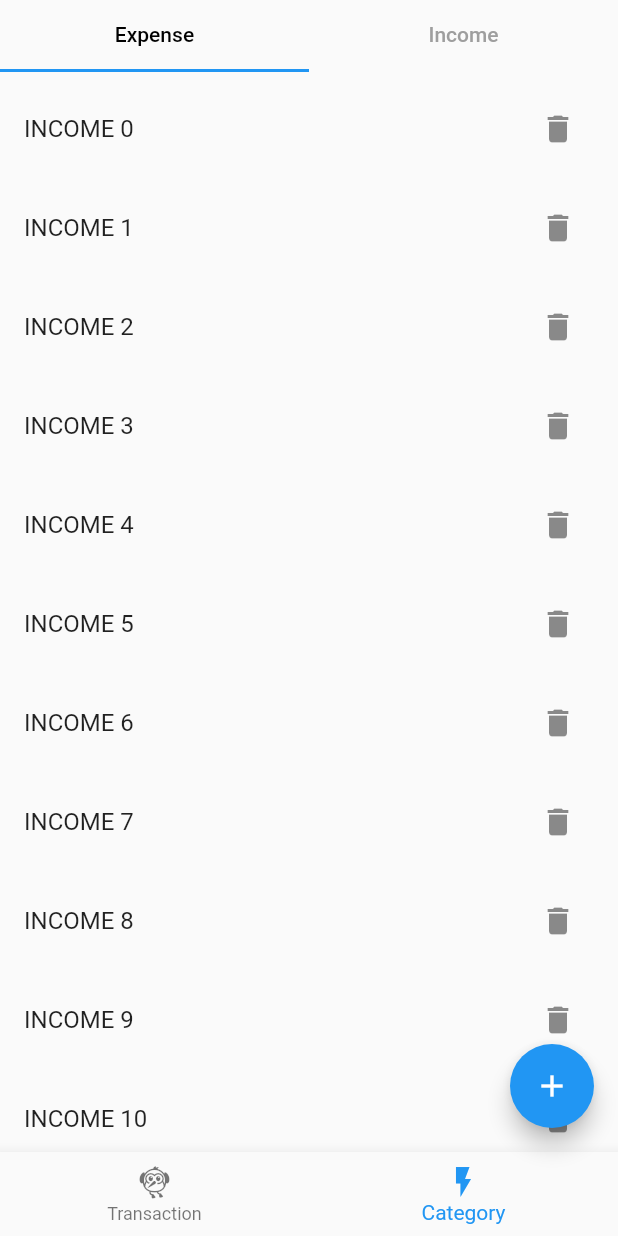
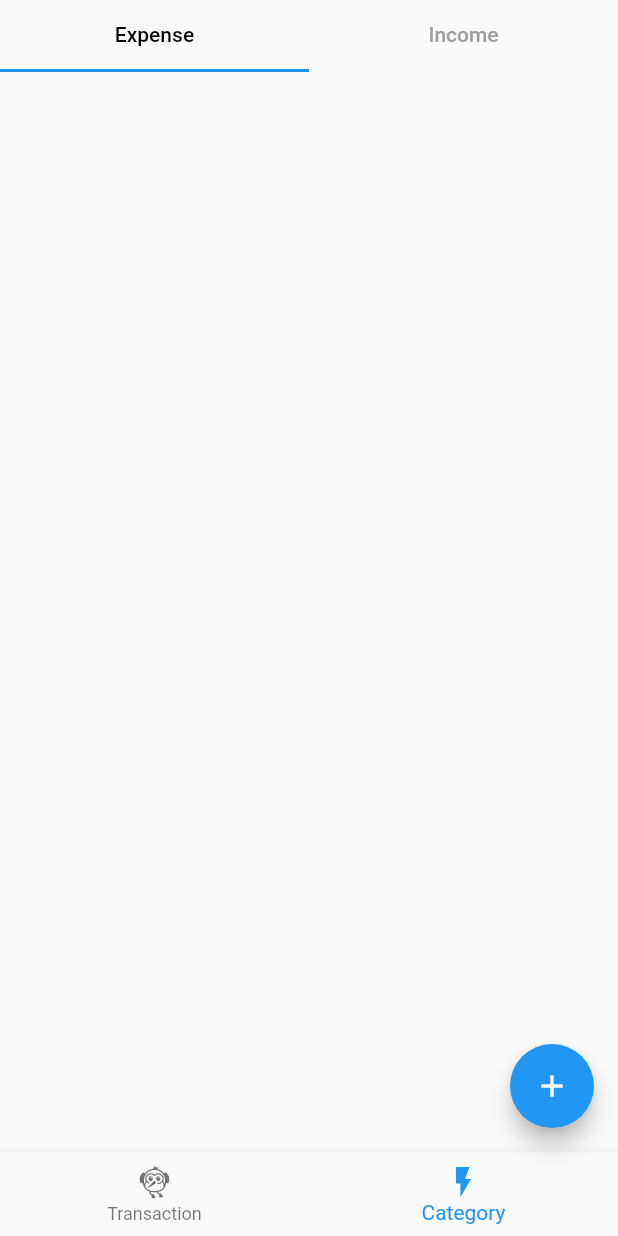
Before and after one commit to Akhil-ps-dev/learning_2, a Flutter app: the screen it shows after launch, item 2 of the bottom bar chosen, on a phone screen of 412 x 824 dp. Run offline on Flutter 3.47's test engine with Material 2 defaults, Android fonts, the phone set to English and light mode, and no system bars; our stand-ins replace hive_flutter; accounts and stored records are empty.

Commit message:
added income cate

```diff
--- a/lib/screens/category/income_cat_list.dart
+++ b/lib/screens/category/income_cat_list.dart
@@ -1,4 +1,7 @@
 import 'package:flutter/material.dart';
+import 'package:sample_6/db/category/cartegory_db.dart';
+
+import '../../models/category_model.dart';
 
 class Income extends StatelessWidget {
   const Income({super.key});
@@ -6,17 +9,28 @@ class Income extends StatelessWidget {
   @override
   Widget build(BuildContext context) {
     return Scaffold(
-        body: ListView.separated(
-            itemBuilder: (ctx, index) => SizedBox(
+      body: ValueListenableBuilder(
+        valueListenable: CategoryDb().incomeNotifier,
+        builder: (BuildContext ctx, List<CategoryModel> newlist, Widget? _) {
+          return ListView.separated(
+              separatorBuilder: (ctx, index) {
+                return const SizedBox(
                   height: 10,
-                ),
-            separatorBuilder: ((ctx, index) => ListTile(
-                  title: Text("INCOME $index"),
+                );
+              },
+              itemBuilder: ((ctx, index) {
+                final category = newlist[index];
+                return ListTile(
+                  title: Text(category.name),
                   trailing: IconButton(
                     icon: const Icon(Icons.delete),
                     onPressed: () {},
                   ),
-                )),
-            itemCount: 23));
+                );
+              }),
+              itemCount: newlist.length);
+        },
+      ),
+    );
   }
 }
```
